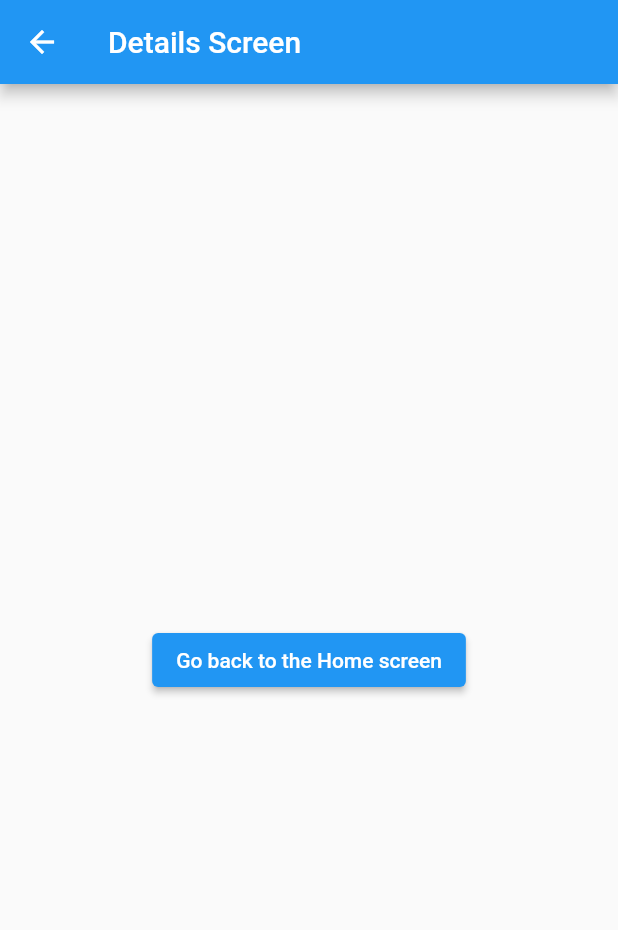
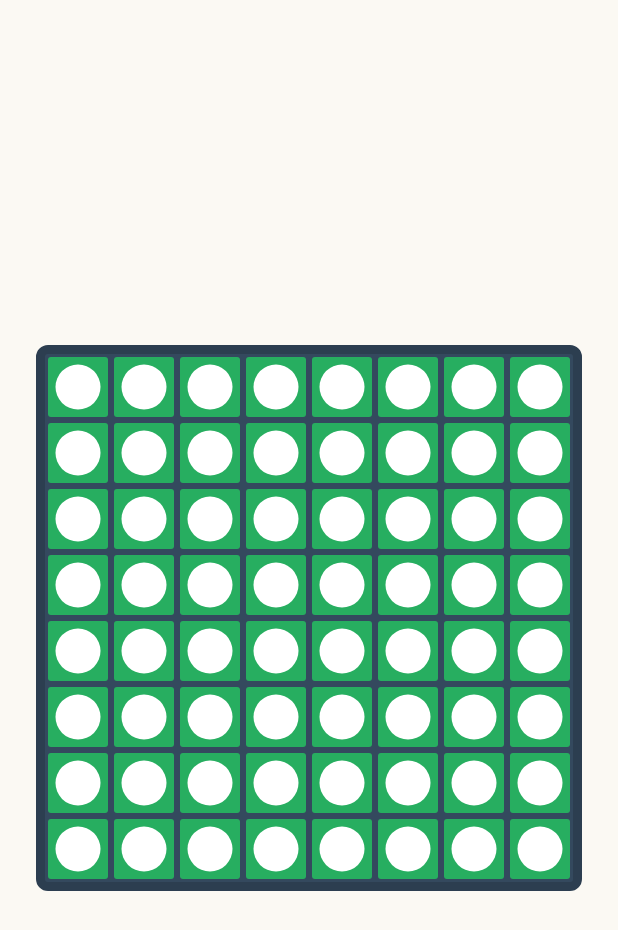
Before and after one commit to Vvidsky/Othello, a Flutter app: the screen it shows after launch, after a tap on "Go to the Details screen", on a phone screen of 412 x 824 dp. Shown: the top 930 px of the screen. Run offline on Flutter 3.47's test engine with Material 2 defaults, Android fonts, the light colour scheme and no system bars; our stand-ins replace firebase_core, go_router; accounts and stored records are empty.

Commit message:
feat: Added game board

```diff
--- /dev/null
+++ b/lib/game.dart
@@ -0,0 +1,68 @@
+import 'package:flutter/material.dart';
+
+class GamePage extends StatefulWidget {
+  const GamePage(this.title, {super.key});
+
+  final String title;
+
+  @override
+  _MyHomePageState createState() => _MyHomePageState();
+}
+
+const double BLOCK_SIZE = 40;
+const int ITEM_EMPTY = 0;
+const int ITEM_WHITE = 1;
+const int ITEM_BLACK = 2;
+
+class _MyHomePageState extends State<GamePage> {
+  @override
+   Widget build(BuildContext context) {
+    return Scaffold(
+      body: Container(
+          color: Color(0xfffbf9f3),
+          child: Center(
+            child: Container(
+                decoration: BoxDecoration(
+                    color: Color(0xff34495e),
+                    borderRadius: BorderRadius.circular(8),
+                    border: Border.all(width: 6, color: Color(0xff2c3e50))),
+                child: Column(
+                    mainAxisSize: MainAxisSize.min,
+                    mainAxisAlignment: MainAxisAlignment.center,
+                    children: buildTable()
+                )),
+          )),
+    );
+  }
+
+  List<Row> buildTable() {
+    List<Row> listRow = [];
+    for (int row = 0; row < 8; row++) {
+      List<Widget> listCol = [];
+      for (int col = 0; col < 8; col++) {
+        listCol.add(buildBlockUnit());
+      }
+      Row rowWidget = Row(mainAxisSize: MainAxisSize.min, children: listCol);
+      listRow.add(rowWidget);
+    }
+    return listRow;
+  }
+
+  Container buildBlockUnit() {
+    return Container(
+      decoration: BoxDecoration(
+        color: Color(0xff27ae60),
+        borderRadius: BorderRadius.circular(2),
+      ),
+      width: BLOCK_SIZE,
+      height: BLOCK_SIZE,
+      margin: EdgeInsets.all(2),
+      child: Center(child: buildItem()),
+    );
+  }
+
+  Widget buildItem(){
+    return Container(width: 30, height: 30,
+        decoration: BoxDecoration(shape: BoxShape.circle, color: Colors.white));
+  }
+}
--- a/lib/main.dart
+++ b/lib/main.dart
@@ -4,6 +4,8 @@
 
 import 'package:flutter/material.dart';
 import 'package:go_router/go_router.dart';
+import 'Signup.dart';
+import 'game.dart';
 
 /// This sample app shows an app with two screens.
 ///
@@ -30,6 +32,18 @@ final GoRouter _router = GoRouter(
             return const DetailsScreen();
           },
         ),
+        GoRoute(
+          path: 'signup',
+          builder: (BuildContext context, GoRouterState state) {
+            return const SignUpPage();
+          },
+        ),
+        GoRoute(
+          path: 'game',
+          builder: (BuildContext context, GoRouterState state) {
+            return GamePage("game");
+          },
+        ),
       ],
     ),
   ],
@@ -44,6 +58,8 @@ class MyApp extends StatelessWidget {
   Widget build(BuildContext context) {
     return MaterialApp.router(
       routerConfig: _router,
+      theme: ThemeData.light(useMaterial3: true),
+      debugShowCheckedModeBanner: false,
     );
   }
 }
@@ -62,7 +78,7 @@ class HomeScreen extends StatelessWidget {
           mainAxisAlignment: MainAxisAlignment.center,
           children: <Widget>[
             ElevatedButton(
-              onPressed: () => context.go('/details'),
+              onPressed: () => context.go('/game'),
               child: const Text('Go to the Details screen'),
             ),
           ],
```
